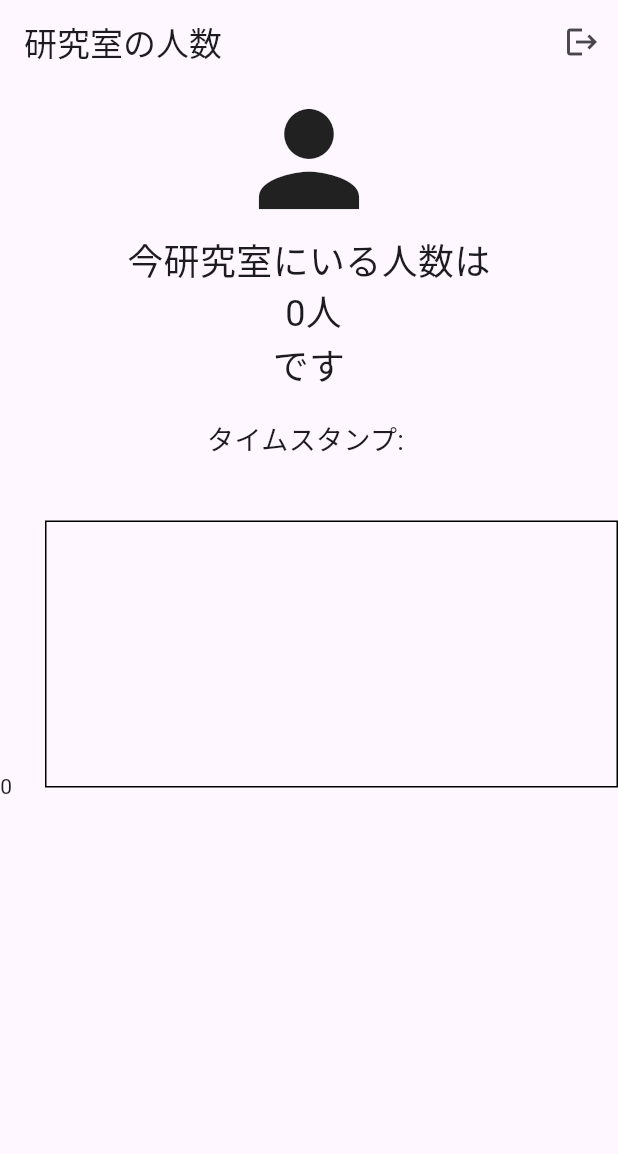
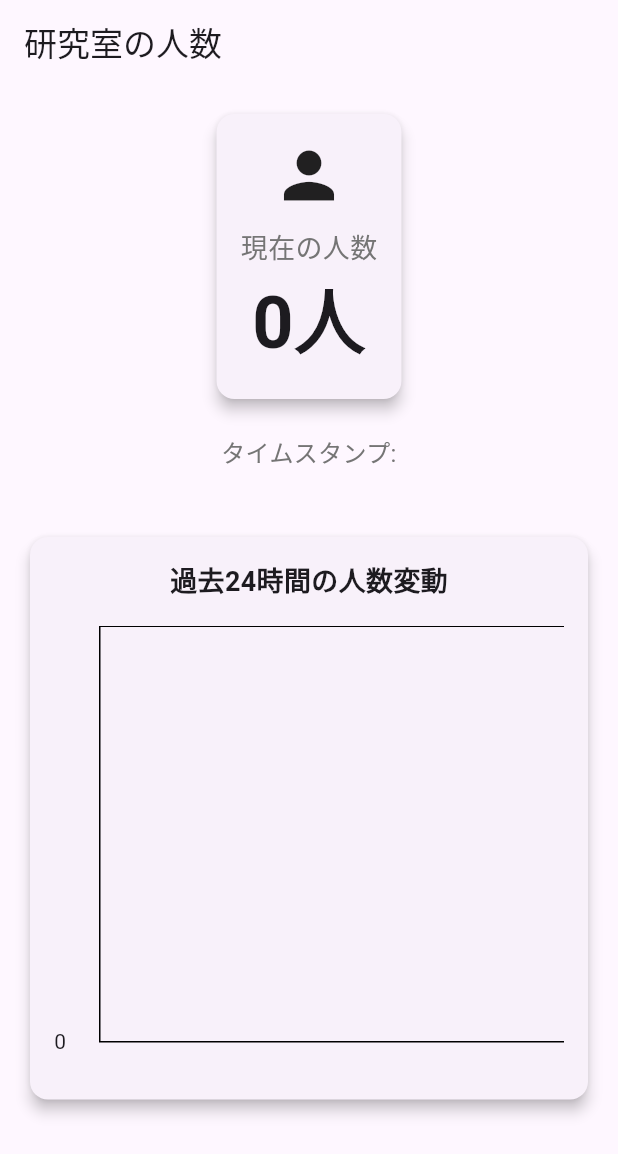
Before and after one commit to tm20314/count_app, a Flutter app: the screen it shows after launch, on a phone screen of 412 x 824 dp. Shown: the top 1154 px of the screen. Run offline on Flutter 3.47's test engine with Material 3 defaults, Android fonts, the phone set to English and light mode, and no system bars; drawn by our look-alikes of fl_chart; our stand-ins replace supabase_flutter; accounts and stored records are empty.

Commit message:
feat:UIを変更

```diff
--- a/lib/screens/second_screen.dart
+++ b/lib/screens/second_screen.dart
@@ -1,6 +1,6 @@
-import 'package:count_app/main.dart';
+import 'dart:math';
+
 import 'package:fl_chart/fl_chart.dart';
-import 'package:flutter/cupertino.dart';
 import 'package:flutter/material.dart';
 import 'package:intl/intl.dart';
 import 'package:supabase_flutter/supabase_flutter.dart' show Supabase;
@@ -22,48 +22,6 @@ class SecondScreenState extends State<SecondScreen> {
   void initState() {
     super.initState();
     _fetchData();
-  }
-
-  void openLogOutDialog() {
-    showDialog(
-      context: context,
-      builder: (context) {
-        return CupertinoAlertDialog(
-          title: const Text('ログアウト'),
-          content: const Text('ログアウトしますか?'),
-          actions: <Widget>[
-            CupertinoDialogAction(
-              isDestructiveAction: true,
-              onPressed: () => Navigator.pop(context),
-              child: const Text(
-                'キャンセル',
-                style: TextStyle(color: Colors.blueAccent),
-              ),
-            ),
-            CupertinoDialogAction(
-              child: const Text(
-                'ログアウト',
-                style: TextStyle(color: Colors.red),
-              ),
-              onPressed: () {
-                logout();
-                Navigator.pop(context);
-              },
-            ),
-          ],
-        );
-      },
-    );
-  }
-
-  Future<void> logout() async {
-    await supabase.auth.signOut();
-    await Navigator.pushReplacement(
-      context,
-      MaterialPageRoute(
-        builder: (context) => const HomePage(),
-      ),
-    );
   }
 
   Future<void> _fetchData() async {
@@ -100,54 +58,96 @@ class SecondScreenState extends State<SecondScreen> {
 
   @override
   Widget build(BuildContext context) {
-    _personCountData
-        .asMap()
-        .entries
-        .map((entry) => FlSpot(
-              entry.key.toDouble(),
-              entry.value.count.toDouble(),
-            ))
-        .toList();
-
     return Scaffold(
       appBar: AppBar(
         title: const Text('研究室の人数'),
-        actions: [
-          IconButton(
-            icon: const Icon(Icons.logout),
-            onPressed: openLogOutDialog,
+      ),
+      body: SingleChildScrollView(
+        child: Center(
+          child: Padding(
+            padding: const EdgeInsets.all(16.0),
+            child: Column(
+              crossAxisAlignment: CrossAxisAlignment.center,
+              children: [
+                _buildCurrentCount(),
+                const SizedBox(height: 20),
+                _buildTimestamp(),
+                const SizedBox(height: 20),
+                _buildImage(),
+                const SizedBox(height: 20),
+                _buildGraph(),
+              ],
+            ),
+          ),
+        ),
+      ),
+    );
+  }
+
+  Widget _buildCurrentCount() {
+    return Card(
+      elevation: 4,
+      child: Padding(
+        padding: const EdgeInsets.all(16.0),
+        child: Column(
+          children: [
+            const Icon(
+              Icons.person,
+              size: 50,
+            ),
+            const SizedBox(height: 10),
+            Text(
+              '現在の人数',
+              style: TextStyle(fontSize: 18, color: Colors.grey[600]),
+            ),
+            Text(
+              '$_personCount人',
+              style: const TextStyle(
+                fontSize: 48,
+                fontWeight: FontWeight.bold,
+              ),
             ),
           ],
         ),
-      body: SingleChildScrollView(
-        child: Center(
+      ),
+    );
+  }
+
+  Widget _buildTimestamp() {
+    return Text(
+      'タイムスタンプ: $_timestamp',
+      style: TextStyle(fontSize: 16, color: Colors.grey[600]),
+      textAlign: TextAlign.center,
+    );
+  }
+
+  Widget _buildImage() {
+    return _imageUrl.isNotEmpty
+        ? ClipRRect(
+            borderRadius: BorderRadius.circular(8.0),
+            child: Image.network(_imageUrl, height: 300, fit: BoxFit.cover),
+          )
+        : const SizedBox();
+  }
+
+  Widget _buildGraph() {
+    return Card(
+      elevation: 4,
+      child: Padding(
+        padding: const EdgeInsets.all(16.0),
         child: Column(
-            mainAxisAlignment: MainAxisAlignment.center,
+          crossAxisAlignment: CrossAxisAlignment.center,
           children: [
-              const Icon(
-                Icons.person,
-                size: 100,
+            const Text(
+              '過去24時間の人数変動',
+              style: TextStyle(fontSize: 18, fontWeight: FontWeight.bold),
             ),
-              Text(
-                '今研究室にいる人数は\n $_personCount人\nです',
-                style: const TextStyle(fontSize: 24),
-                textAlign: TextAlign.center,
-              ),
-              const SizedBox(height: 20),
-              Text(
-                'タイムスタンプ: $_timestamp',
-                style: const TextStyle(fontSize: 18),
-              ),
-              const SizedBox(height: 20),
-              _imageUrl.isNotEmpty
-                  ? Image.network(
-                      _imageUrl,
-                      height: 200,
-                    )
-                  : const SizedBox(),
-              const SizedBox(height: 20),
-              SizedBox(
-                  height: 200,
+            const SizedBox(height: 16),
+            SingleChildScrollView(
+              scrollDirection: Axis.horizontal,
+              child: SizedBox(
+                width: max(MediaQuery.of(context).size.width - 32, 600),
+                height: 300,
                 child: BarChart(
                   BarChartData(
                     barGroups: _personCountData.reversed
@@ -162,8 +162,14 @@ class SecondScreenState extends State<SecondScreen> {
                         barRods: [
                           BarChartRodData(
                             toY: data.count.toDouble(),
-                              color: Colors.blue,
-                              width: 22,
+                            gradient: const LinearGradient(
+                              begin: Alignment.bottomCenter,
+                              end: Alignment.topCenter,
+                              colors: [Colors.blue, Colors.blueAccent],
+                            ),
+                            width: 16,
+                            borderRadius: const BorderRadius.vertical(
+                                top: Radius.circular(4)),
                           ),
                         ],
                       );
@@ -176,8 +182,7 @@ class SecondScreenState extends State<SecondScreen> {
                           showTitles: true,
                           getTitlesWidget: (double value, TitleMeta meta) {
                             final index = value.toInt();
-                              if (index >= 0 &&
-                                  index < _personCountData.length) {
+                            if (index >= 0 && index < _personCountData.length) {
                               final date = _personCountData.reversed
                                   .toList()[index]
                                   .time;
@@ -198,6 +203,7 @@ class SecondScreenState extends State<SecondScreen> {
                           getTitlesWidget: (double value, TitleMeta meta) {
                             return Text(value.toInt().toString());
                           },
+                          interval: 1,
                         ),
                       ),
                       topTitles: const AxisTitles(
@@ -218,10 +224,10 @@ class SecondScreenState extends State<SecondScreen> {
                       },
                     ),
                   ),
-                  )),
-              const SizedBox(height: 20),
+                ),
+              ),
+            ),
           ],
-          ),
         ),
       ),
     );
```
Also changed, not shown: lib/main.dart (+0 -98 lines), 1 other file. Lines whose indentation alone changed are shown as unchanged.
